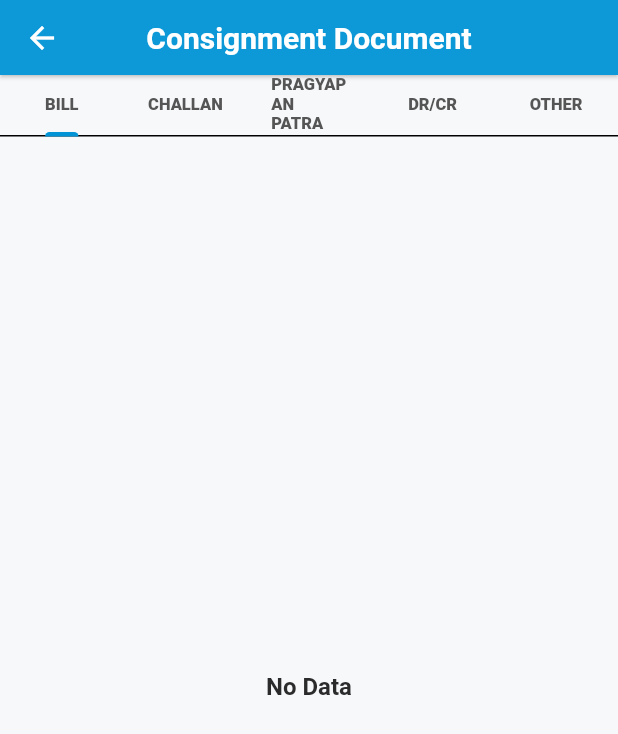
After one commit to rohan-165/R-Connector, a Flutter app: the ConsignmentDocumentScreen screen opened by its route, on a phone screen of 412 x 824 dp. The commit adds this screen. Shown: the top 734 px of the screen. Run offline on Flutter 3.47's test engine with Material 3 defaults, Android fonts, the phone set to English and light mode, and no system bars; our stand-ins replace bloc, connectivity_plus, dartz, device_info_plus, dio, dropdown_search and 19 more; missing offline and left inert: ai_barcode_scanner, flutter_html_all, flutter_jailbreak_detection_plus, nepali_date_picker; accounts and stored records are empty.

Commit message:
[FEAT] **feat: Refactor consignment details navigation and QR scanning functionality**
- Replaced the `ConsignmentDetailScreen` with `ConsignmentDocumentScreen`.
- Added new screens: `QRScanInfoScreen` and `ConsignmentDocumentScreen`.
- Implemented `QrScanCubit` to handle QR scanning logic.
- Updated navigation routes: `consignmentDetailScreen` to `consignmentDocumentScreen` and added `qrScanInfoScreen`.
- Introduced new constants for document types related to consignments.

```diff
--- a/lib/core/constants/app_constants.dart
+++ b/lib/core/constants/app_constants.dart
@@ -17,6 +17,15 @@ class NavBarConstants {
 
   static const String home = 'Home';
   static const String profile = 'Profile';
+}
+
+class ConsignmentDocTap {
+  ConsignmentDocTap._();
+  static const String bill = 'BILL';
+  static const String challan = 'CHALLAN';
+  static const String pragyapanPatra = 'PRAGYAPAN PATRA';
+  static const String drcr = 'DR/CR';
+  static const String other = 'OTHER';
 }
 
 class Constants {
--- a/lib/core/routes/route_generator.dart
+++ b/lib/core/routes/route_generator.dart
@@ -1,7 +1,8 @@
 import 'package:flutter/material.dart';
 
 import '../../features/auth/presentation/screen/login_screen.dart';
-import '../../features/support_user/presentation/screen/consignment_detail_screen.dart';
+import '../../features/support_user/presentation/screen/consignment_document_screen.dart';
+import '../../features/support_user/presentation/screen/qr_scan_info_screen.dart';
 import '../../features/support_user/presentation/screen/support_user_dashbord.dart';
 import 'routes_name.dart';
 
@@ -23,10 +24,15 @@ class RouteGenerator {
           settings: settings,
           builder: (_) => const SupportUserDashbord(),
         );
-      case RoutesName.consignmentDetailScreen:
+      case RoutesName.qrScanInfoScreen:
         return MaterialPageRoute(
           settings: settings,
-          builder: (_) => const ConsignmentDetailScreen(),
+          builder: (_) => const QRScanInfoScreen(),
+        );
+      case RoutesName.consignmentDocumentScreen:
+        return MaterialPageRoute(
+          settings: settings,
+          builder: (_) => const ConsignmentDocumentScreen(),
         );
 
       default:
--- a/lib/core/routes/routes_name.dart
+++ b/lib/core/routes/routes_name.dart
@@ -2,5 +2,6 @@ class RoutesName {
   RoutesName._();
   static const String loginScreen = '/loginScreen';
   static const String supportUserDashboard = '/supportUserDashboard';
-  static const String consignmentDetailScreen = '/consignmentDetailScreen';
+  static const String qrScanInfoScreen = '/qrScanInfoScreen';
+  static const String consignmentDocumentScreen = '/consignmentDocumentScreen';
 }
--- /dev/null
+++ b/lib/features/support_user/presentation/screen/consignment_document_screen.dart
@@ -0,0 +1,77 @@
+import 'package:dri_flutter/core/constants/app_constants.dart';
+import 'package:dri_flutter/core/extension/build_context_extension.dart';
+import 'package:dri_flutter/core/extension/widget_extensions.dart';
+import 'package:dri_flutter/widget/app_bar_widget.dart';
+import 'package:flutter/material.dart';
+import 'package:flutter_screenutil/flutter_screenutil.dart';
+
+class ConsignmentDocumentScreen extends StatefulWidget {
+  const ConsignmentDocumentScreen({super.key});
+
+  @override
+  State<ConsignmentDocumentScreen> createState() =>
+      _ConsignmentDocumentScreenState();
+}
+
+class _ConsignmentDocumentScreenState extends State<ConsignmentDocumentScreen>
+    with SingleTickerProviderStateMixin {
+  late TabController _tabController;
+  final List<String> tabItem = [
+    ConsignmentDocTap.bill,
+    ConsignmentDocTap.challan,
+    ConsignmentDocTap.pragyapanPatra,
+    ConsignmentDocTap.drcr,
+    ConsignmentDocTap.other,
+  ];
+  @override
+  void initState() {
+    _tabController = TabController(length: tabItem.length, vsync: this);
+    super.initState();
+  }
+
+  @override
+  void dispose() {
+    _tabController.dispose();
+    super.dispose();
+  }
+
+  @override
+  Widget build(BuildContext context) {
+    return Scaffold(
+      appBar: AppBarWidget(showBackButton: true, title: 'Consignment Document'),
+      body: Column(
+        children: [
+          TabBar(
+            tabs: tabItem
+                .map(
+                  (e) => Text(
+                    e,
+                    style: context.textTheme.bodySmall?.copyWith(
+                      fontSize: 11.sp,
+                      fontWeight: FontWeight.w800,
+                    ),
+                  ),
+                )
+                .toList(),
+            controller: _tabController,
+          ),
+          Expanded(
+            child: TabBarView(
+              controller: _tabController,
+              children: tabItem
+                  .map(
+                    (e) => Center(
+                      child: Text(
+                        "No Data",
+                        style: context.textTheme.titleLarge,
+                      ),
+                    ),
+                  )
+                  .toList(),
+            ).padAll(value: 10.w),
+          ),
+        ],
+      ),
+    );
+  }
+}
--- a/lib/features/support_user/presentation/screen/support_user_dashbord.dart
+++ b/lib/features/support_user/presentation/screen/support_user_dashbord.dart
@@ -34,7 +34,7 @@ class _SupportUserDashbordState extends State<SupportUserDashbord>
               CircleAvatar(
                 radius: 80.r,
                 child: Icon(Icons.qr_code_2_sharp, size: 120.sp),
-              ).onTap(() => qrScanner(context)).padBottom(),
+              ).onTap(() => qrScanStatic()).padBottom(),
             ],
           ).padHorizontal(),
         ),
--- a/lib/global_bloc_provider.dart
+++ b/lib/global_bloc_provider.dart
@@ -1,5 +1,6 @@
 // ignore_for_file: depend_on_referenced_packages
 
+import 'package:dri_flutter/features/support_user/presentation/cubit/qr_scan_cubit.dart';
 import 'package:flutter_bloc/flutter_bloc.dart';
 import 'package:provider/single_child_widget.dart';
 
@@ -24,7 +25,10 @@ List<SingleChildWidget> _coreBlocProvider() => [
   _p<LoginBloc>(),
   _p<LocationCubit>(),
 ];
-List<SingleChildWidget> _supportBlocProvider() => [_p<ConsignmentDetailBloc>()];
+List<SingleChildWidget> _supportBlocProvider() => [
+  _p<QrScanCubit>(),
+  _p<ConsignmentDetailBloc>(),
+];
 
 List<SingleChildWidget> globalBlocProvider() => [
   ..._coreBlocProvider(),
```
Also changed, not shown: lib/features/support_user/data/qr_mixin.dart (+7 -56 lines), lib/features/support_user/presentation/cubit/qr_scan_cubit.dart (added, +91 -0 lines), lib/features/support_user/presentation/screen/consignment_detail_screen.dart (deleted, +0 -39 lines), lib/features/support_user/presentation/screen/qr_scan_info_screen.dart (added, +205 -0 lines), lib/widget/button_widget.dart (+5 -6 lines), lib/core/services/get_it/service_locator.config.dart.
